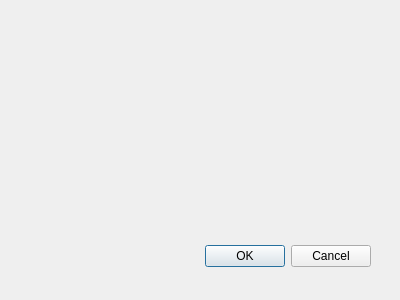
First picture: the form in src/scheduledialog.ui, repository seberm/salarm, before the edit.
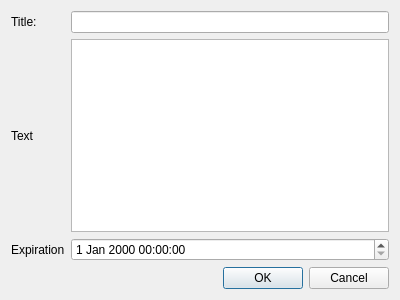
Second picture: the form after the edit.

Diff of the .ui file:
```diff
--- a/src/scheduledialog.ui
+++ b/src/scheduledialog.ui
@@ -15,22 +15,56 @@
   <property name="windowTitle">
    <string>Dialog</string>
   </property>
-  <widget class="QDialogButtonBox" name="buttonBox">
-   <property name="geometry">
-    <rect>
-     <x>30</x>
-     <y>240</y>
-     <width>341</width>
-     <height>32</height>
-    </rect>
-   </property>
-   <property name="orientation">
-    <enum>Qt::Horizontal</enum>
-   </property>
-   <property name="standardButtons">
-    <set>QDialogButtonBox::Cancel|QDialogButtonBox::Ok</set>
-   </property>
-  </widget>
+  <layout class="QVBoxLayout" name="verticalLayout">
+   <item>
+    <layout class="QHBoxLayout" name="horizontalLayout">
+     <item>
+      <layout class="QGridLayout" name="gridLayout">
+       <item row="1" column="1">
+        <widget class="QPlainTextEdit" name="plainTextEditText"/>
+       </item>
+       <item row="1" column="0">
+        <widget class="QLabel" name="lblText">
+         <property name="text">
+          <string>Text</string>
+         </property>
+        </widget>
+       </item>
+       <item row="2" column="1">
+        <widget class="QDateTimeEdit" name="dateTimeEditExpiration"/>
+       </item>
+       <item row="2" column="0">
+        <widget class="QLabel" name="lblExpiration">
+         <property name="text">
+          <string>Expiration</string>
+         </property>
+        </widget>
+       </item>
+       <item row="0" column="1">
+        <widget class="QLineEdit" name="lineEditTitle"/>
+       </item>
+       <item row="0" column="0">
+        <widget class="QLabel" name="lblTitle">
+         <property name="text">
+          <string>Title:</string>
+         </property>
+        </widget>
+       </item>
+      </layout>
+     </item>
+    </layout>
+   </item>
+   <item>
+    <widget class="QDialogButtonBox" name="buttonBox">
+     <property name="orientation">
+      <enum>Qt::Horizontal</enum>
+     </property>
+     <property name="standardButtons">
+      <set>QDialogButtonBox::Cancel|QDialogButtonBox::Ok</set>
+     </property>
+    </widget>
+   </item>
+  </layout>
  </widget>
  <pixmapfunction/>
  <resources/>
```
Left out of the diff: 46 changed lines with no effect on the pictures.
